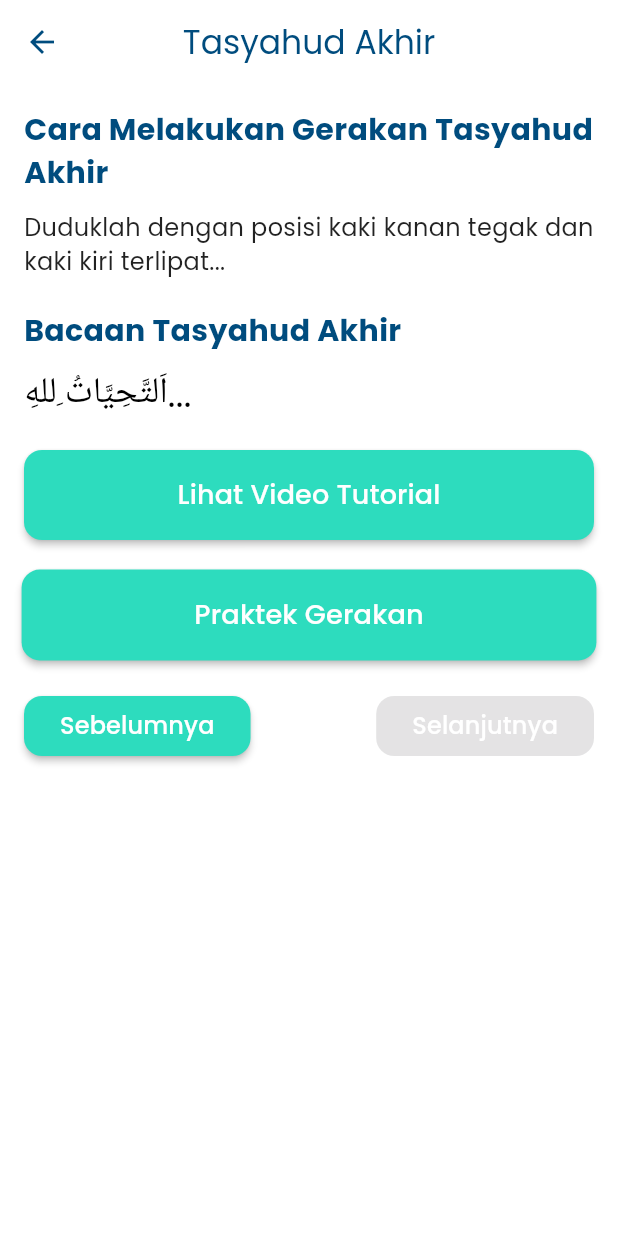
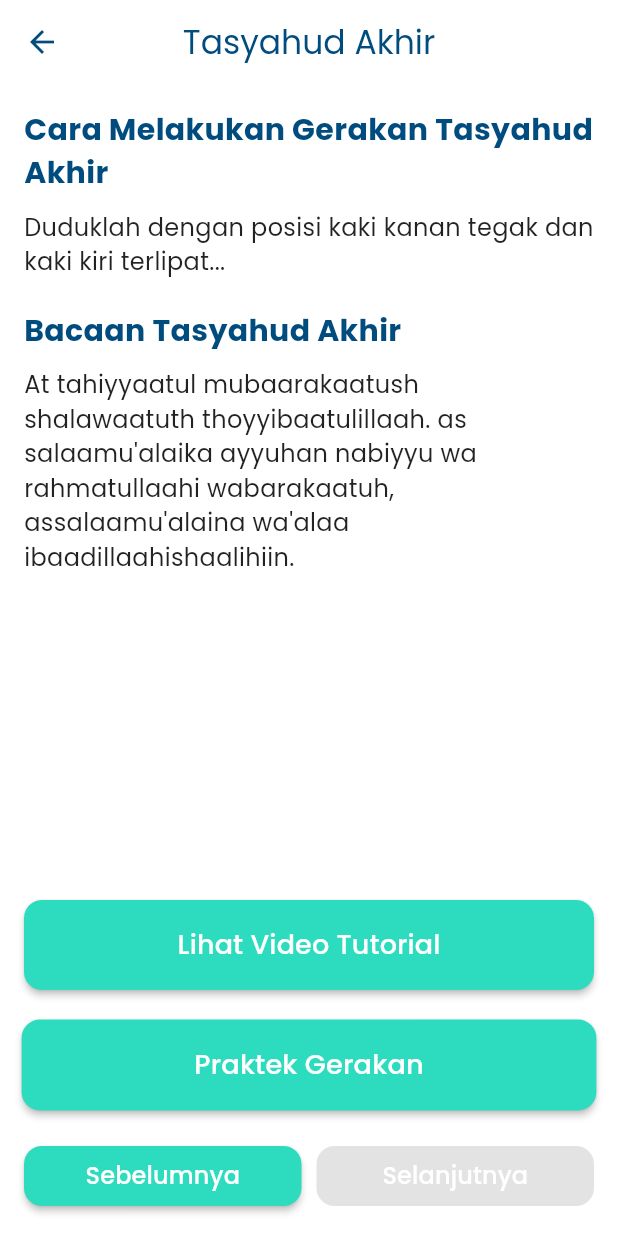
Before and after one commit to IlhamRichie/Tumanina-App, a Flutter app: the GerakanDetailScreen screen opened directly, after a tap on "Selanjutnya", on a phone screen of 412 x 824 dp. Run offline on Flutter 3.47's test engine with Material 3 defaults, Android fonts, the phone set to English and light mode, and no system bars; our stand-ins replace audioplayers, camera, dio, flutter_compass, geolocator, google_fonts and 3 more; accounts and stored records are empty.

Commit message:
Icon Change

```diff
--- a/lib/screens/fitur_sholat/gerakan_sholat/components/instruction_popup.dart
+++ b/lib/screens/fitur_sholat/gerakan_sholat/components/instruction_popup.dart
@@ -5,7 +5,7 @@ class InstructionPopup extends StatelessWidget {
   const InstructionPopup({super.key});
 
   // URL tujuan
-  final String praktekUrl = 'https://f36b-2404-c0-7140-00-f8cd-45ae.ngrok-free.app';
+  final String praktekUrl = 'https://deteksi.tumanina.me';
 
   // Fungsi untuk membuka URL
   Future<void> _launchPraktekUrl(BuildContext context) async {
@@ -25,7 +25,7 @@ class InstructionPopup extends StatelessWidget {
       content: Column(
         mainAxisSize: MainAxisSize.min,
         children: [
-          Image.asset('assets/camera_setup.png'), // Gambar posisi kamera
+          Image.asset('assets\pilihGerakan\camera detect.png'), // Gambar posisi kamera
           const SizedBox(height: 10),
           const Text(
             "Posisikan kamera di samping dengan jarak yang cukup agar seluruh tubuh terlihat.",
--- a/lib/screens/fitur_sholat/gerakan_sholat/components/praktek_button.dart
+++ b/lib/screens/fitur_sholat/gerakan_sholat/components/praktek_button.dart
@@ -5,7 +5,7 @@ class PraktekButton extends StatelessWidget {
   const PraktekButton({super.key});
 
   // URL tujuan
-  final String praktekUrl = 'https://f36b-2404-c0-7140-00-f8cd-45ae.ngrok-free.app';
+  final String praktekUrl = 'https://deteksi.tumanina.me';
 
   // Fungsi untuk meluncurkan URL
   Future<void> _launchPraktekUrl() async {
--- a/lib/screens/fitur_sholat/gerakan_sholat/duduk_screen.dart
+++ b/lib/screens/fitur_sholat/gerakan_sholat/duduk_screen.dart
@@ -11,7 +11,7 @@ class DudukScreen extends StatelessWidget {
     return GerakanDetailScreen(
       title: "Duduk di Antara Dua Sujud",
       description: "Duduklah dengan posisi lutut dan ujung kaki menghadap kiblat...",
-      bacaan: "رَبِّ اغْفِرْ لِيْ",
+      bacaan: "رَبِّ اغْفِرْ لِى وَارْحَمْنِى وَاجْبُرْنِى وَارْزُقْنِى وَارْفَعْنِى\nRobbighfirlii warhamnii wajburnii warfa'nii warzuqnii wahdinii wa'aafinii wa'fu 'annii.",
       videoPath: 'assets/videos/duduk.mp4',
       previousScreen: const SujudScreen(),
       nextScreen: const TasyahudScreen(),
--- a/lib/screens/fitur_sholat/gerakan_sholat/gerakan_detail_screen.dart
+++ b/lib/screens/fitur_sholat/gerakan_sholat/gerakan_detail_screen.dart
@@ -11,14 +11,14 @@ class GerakanDetailScreen extends StatefulWidget {
   final Widget? previousScreen;
 
   const GerakanDetailScreen({
-    super.key,
+    Key? key,
     required this.title,
     required this.description,
     required this.bacaan,
     required this.videoPath,
     this.nextScreen,
     this.previousScreen,
-  });
+  }) : super(key: key);
 
   @override
   _GerakanDetailScreenState createState() => _GerakanDetailScreenState();
@@ -26,24 +26,21 @@ class GerakanDetailScreen extends StatefulWidget {
 
 class _GerakanDetailScreenState extends State<GerakanDetailScreen>
     with TickerProviderStateMixin {
-  late AnimationController _controller;
-  late Animation<double> _scaleAnimation;
+  late final AnimationController _controller;
+  late final Animation<double> _scaleAnimation;
 
   @override
   void initState() {
     super.initState();
-    // Set the AnimationController duration and vsync
     _controller = AnimationController(
       duration: const Duration(seconds: 2),
       vsync: this,
-    )..repeat(
-        reverse: true); // Repeat the animation in reverse for continuous effect
+    )..repeat(reverse: true);
 
-    // Create a Tween with a more subtle scaling range [0.95, 1.05]
     _scaleAnimation = Tween<double>(begin: 0.95, end: 1.05).animate(
       CurvedAnimation(
         parent: _controller,
-        curve: Curves.easeInOut, // Smooth animation curve
+        curve: Curves.easeInOut,
       ),
     );
   }
@@ -60,17 +57,15 @@ class _GerakanDetailScreenState extends State<GerakanDetailScreen>
       appBar: AppBar(
         title: Text(
           widget.title,
-          style: const TextStyle(
-              color: Color(0xFF004C7E)), // Corrected color syntax
+          style: const TextStyle(color: Color(0xFF004C7E)),
         ),
         leading: IconButton(
-          icon: const Icon(Icons.arrow_back,
-              color: Color(0xFF004C7E)), // Corrected color syntax
+          icon: const Icon(Icons.arrow_back, color: Color(0xFF004C7E)),
           onPressed: () {
             Navigator.pushAndRemoveUntil(
               context,
               MaterialPageRoute(builder: (context) => const SholatScreen()),
-              (Route<dynamic> route) => false,
+              (route) => false,
             );
           },
         ),
@@ -79,9 +74,9 @@ class _GerakanDetailScreenState extends State<GerakanDetailScreen>
         centerTitle: true,
       ),
       body: Container(
-        decoration: BoxDecoration(
+        decoration: const BoxDecoration(
           gradient: LinearGradient(
-            colors: [Colors.white, const Color.fromARGB(255, 255, 255, 255)],
+            colors: [Colors.white, Color(0xFFFFFFFF)],
             begin: Alignment.topCenter,
             end: Alignment.bottomCenter,
           ),
@@ -90,46 +85,52 @@ class _GerakanDetailScreenState extends State<GerakanDetailScreen>
         child: Column(
           crossAxisAlignment: CrossAxisAlignment.start,
           children: [
-            Text(
-              "Cara Melakukan Gerakan ${widget.title}",
+            _buildSectionTitle("Cara Melakukan Gerakan ${widget.title}"),
+            const SizedBox(height: 10),
+            _buildSectionContent(widget.description),
+            const SizedBox(height: 20),
+            _buildSectionTitle("Bacaan ${widget.title}"),
+            const SizedBox(height: 10),
+            _buildSectionContent(widget.bacaan),
+            const Spacer(),
+            _buildBottomButtons(context),
+          ],
+        ),
+      ),
+    );
+  }
+
+  Widget _buildSectionTitle(String title) {
+    return Text(
+      title,
       style: const TextStyle(
         fontSize: 20,
         fontWeight: FontWeight.bold,
-                color: Color(0xFF004C7E), // Corrected color syntax
+        color: Color(0xFF004C7E),
       ),
-            ),
-            const SizedBox(height: 10),
-            Text(
-              widget.description,
+    );
+  }
+
+  Widget _buildSectionContent(String content) {
+    return Text(
+      content,
       style: const TextStyle(
         fontSize: 16,
         color: Colors.black87,
       ),
-            ),
-            const SizedBox(height: 20),
-            Text(
-              "Bacaan ${widget.title}",
-              style: const TextStyle(
-                fontSize: 20,
-                fontWeight: FontWeight.bold,
-                color: Color(0xFF004C7E), // Corrected color syntax
-              ),
-            ),
-            const SizedBox(height: 10),
-            Text(
-              widget.bacaan,
-              style: const TextStyle(
-                fontSize: 24,
-                color: Colors.black,
-              ),
-            ),
-            const SizedBox(height: 20),
+    );
+  }
+
+  Widget _buildBottomButtons(BuildContext context) {
+    return Column(
+      crossAxisAlignment: CrossAxisAlignment.stretch,
+      children: [
         ElevatedButton(
           onPressed: () {
             // Logika untuk menampilkan video tutorial
           },
           style: ElevatedButton.styleFrom(
-                backgroundColor: const Color(0xFF2DDCBE), // Correct color
+            backgroundColor: const Color(0xFF2DDCBE),
             minimumSize: const Size.fromHeight(60),
             shape: RoundedRectangleBorder(
               borderRadius: BorderRadius.circular(12),
@@ -138,10 +139,7 @@ class _GerakanDetailScreenState extends State<GerakanDetailScreen>
           ),
           child: const Text(
             "Lihat Video Tutorial",
-                style: TextStyle(
-                  fontSize: 18,
-                  color: Colors.white,
-                ),
+            style: TextStyle(fontSize: 18, color: Colors.white),
           ),
         ),
         const SizedBox(height: 20),
@@ -154,12 +152,11 @@ class _GerakanDetailScreenState extends State<GerakanDetailScreen>
                 onPressed: () {
                   showDialog(
                     context: context,
-                        builder: (BuildContext context) =>
-                            const InstructionPopup(),
+                    builder: (context) => const InstructionPopup(),
                   );
                 },
                 style: ElevatedButton.styleFrom(
-                      backgroundColor: const Color(0xFF2DDCBE), // Correct color
+                  backgroundColor: const Color(0xFF2DDCBE),
                   minimumSize: const Size.fromHeight(60),
                   shape: RoundedRectangleBorder(
                     borderRadius: BorderRadius.circular(12),
@@ -168,10 +165,7 @@ class _GerakanDetailScreenState extends State<GerakanDetailScreen>
                 ),
                 child: const Text(
                   "Praktek Gerakan",
-                      style: TextStyle(
-                        fontSize: 18,
-                        color: Colors.white,
-                      ),
+                  style: TextStyle(fontSize: 18, color: Colors.white),
                 ),
               ),
             );
@@ -181,7 +175,8 @@ class _GerakanDetailScreenState extends State<GerakanDetailScreen>
         Row(
           mainAxisAlignment: MainAxisAlignment.spaceBetween,
           children: [
-                ElevatedButton(
+            Expanded(
+              child: ElevatedButton(
                 onPressed: widget.previousScreen != null
                     ? () {
                         Navigator.push(
@@ -192,7 +187,7 @@ class _GerakanDetailScreenState extends State<GerakanDetailScreen>
                       }
                     : null,
                 style: ElevatedButton.styleFrom(
-                    backgroundColor: const Color(0xFF2DDCBE), // Correct color
+                  backgroundColor: const Color(0xFF2DDCBE),
                   shape: RoundedRectangleBorder(
                     borderRadius: BorderRadius.circular(12),
                   ),
@@ -200,13 +195,13 @@ class _GerakanDetailScreenState extends State<GerakanDetailScreen>
                 ),
                 child: const Text(
                   "Sebelumnya",
-                    style: TextStyle(
-                      fontSize: 16,
-                      color: Colors.white,
+                  style: TextStyle(fontSize: 16, color: Colors.white),
                 ),
               ),
             ),
-                ElevatedButton(
+            const SizedBox(width: 10),
+            Expanded(
+              child: ElevatedButton(
                 onPressed: widget.nextScreen != null
                     ? () {
                         Navigator.push(
@@ -217,7 +212,7 @@ class _GerakanDetailScreenState extends State<GerakanDetailScreen>
                       }
                     : null,
                 style: ElevatedButton.styleFrom(
-                    backgroundColor: const Color(0xFF2DDCBE), // Correct color
+                  backgroundColor: const Color(0xFF2DDCBE),
                   shape: RoundedRectangleBorder(
                     borderRadius: BorderRadius.circular(12),
                   ),
@@ -225,17 +220,13 @@ class _GerakanDetailScreenState extends State<GerakanDetailScreen>
                 ),
                 child: const Text(
                   "Selanjutnya",
-                    style: TextStyle(
-                      fontSize: 16,
-                      color: Colors.white,
+                  style: TextStyle(fontSize: 16, color: Colors.white),
                 ),
               ),
             ),
           ],
         ),
       ],
-        ),
-      ),
     );
   }
 }
--- a/lib/screens/fitur_sholat/gerakan_sholat/itidal_screen.dart
+++ b/lib/screens/fitur_sholat/gerakan_sholat/itidal_screen.dart
@@ -11,7 +11,7 @@ class ItidalScreen extends StatelessWidget {
     return GerakanDetailScreen(
       title: "I'tidal",
       description: "Bangkit dari ruku' dengan mengucapkan...",
-      bacaan: "رَبَّنَا لَكَ الْحَمْدُ",
+      bacaan: "سَمِعَ اللهُ لِمَنْ حَمِدَهُ\nSami'allahu liman hamidah",
       videoPath: 'assets/videos/itidal.mp4',
       previousScreen: const RukuScreen(),
       nextScreen: const SujudScreen(),
--- a/lib/screens/fitur_sholat/gerakan_sholat/ruku_screen.dart
+++ b/lib/screens/fitur_sholat/gerakan_sholat/ruku_screen.dart
@@ -11,7 +11,7 @@ class RukuScreen extends StatelessWidget {
     return GerakanDetailScreen(
       title: "Ruku'",
       description: "Bungkukkan badan dengan posisi tangan di lutut...",
-      bacaan: "سُبْحَانَ رَبِّيَ الْعَظِيْمِ",
+      bacaan: "سُبْحَانَ رَبِّيَ الْعَظِيْمِ وَبِحَمْدِهِ\nSubhaana robbiyal 'adziimi wabihamdih (sebanyak 3 kali.)",
       videoPath: 'assets/videos/ruku.mp4',
       previousScreen: const TakbirScreen(),
       nextScreen: const ItidalScreen(),
--- a/lib/screens/fitur_sholat/gerakan_sholat/sujud_screen.dart
+++ b/lib/screens/fitur_sholat/gerakan_sholat/sujud_screen.dart
@@ -11,7 +11,7 @@ class SujudScreen extends StatelessWidget {
     return GerakanDetailScreen(
       title: "Sujud",
       description: "Letakkan tangan, lutut, dan ujung kaki di lantai...",
-      bacaan: "سُبْحَانَ رَبِّيَ الْأَعْلَى",
+      bacaan: "سُبْحَانَ رَبِّىَ الْأَعْلَى وَبِحَمْدِهِ\nSubhaana robbiyal a'la wabihamdih (3x)",
       videoPath: 'assets/videos/sujud.mp4',
       previousScreen: const ItidalScreen(),
       nextScreen: const DudukScreen(),
--- a/lib/screens/fitur_sholat/gerakan_sholat/tasyahud_screen.dart
+++ b/lib/screens/fitur_sholat/gerakan_sholat/tasyahud_screen.dart
@@ -10,7 +10,7 @@ class TasyahudScreen extends StatelessWidget {
     return GerakanDetailScreen(
       title: "Tasyahud Akhir",
       description: "Duduklah dengan posisi kaki kanan tegak dan kaki kiri terlipat...",
-      bacaan: "اَلتَّحِيَّاتُ ِللهِ...",
+      bacaan: "At tahiyyaatul mubaarakaatush shalawaatuth thoyyibaatulillaah. as salaamu'alaika ayyuhan nabiyyu wa rahmatullaahi wabarakaatuh, assalaamu'alaina wa'alaa ibaadillaahishaalihiin.",
       videoPath: 'assets/videos/tasyahud.mp4',
       previousScreen: const DudukScreen(),
       nextScreen: null, // Tidak ada gerakan setelah Tasyahud Akhir
--- a/lib/screens/home_screen.dart
+++ b/lib/screens/home_screen.dart
@@ -7,7 +7,6 @@ import 'package:http/http.dart' as http;
 import 'dart:convert';
 import 'package:intl/intl.dart';
 import 'package:shared_preferences/shared_preferences.dart';
-import 'package:url_launcher/url_launcher.dart';
 import 'artikel/artikel_screen.dart';
 import 'pantau_sholat_screen.dart';
 import 'fitur_alquran/surat_detail_screen.dart';
@@ -15,7 +14,6 @@ import 'waktu_sholat_screen.dart';
 import 'chat_screen.dart';
 import 'tasbih_screen.dart';
 import 'fitur_alquran/ayat_al_quran_screen.dart';
-import 'fitur_login/login_screen.dart';
 import 'profil/profile_screen.dart';
 import 'fitur_doa/doa_screen.dart';
 
--- a/lib/screens/pantau_sholat_screen.dart
+++ b/lib/screens/pantau_sholat_screen.dart
@@ -2,7 +2,6 @@ import 'package:flutter/material.dart';
 import 'package:google_fonts/google_fonts.dart';
 import 'package:shared_preferences/shared_preferences.dart';
 import 'package:syncfusion_flutter_charts/charts.dart';
-import 'package:adhan/adhan.dart';
 import 'dart:convert';
 
 class PantauSholatScreen extends StatefulWidget {
--- a/lib/screens/profil/profile_screen.dart
+++ b/lib/screens/profil/profile_screen.dart
@@ -1,8 +1,6 @@
-import 'dart:io';
 import 'package:flutter/material.dart';
 import 'package:google_fonts/google_fonts.dart';
 import 'package:shared_preferences/shared_preferences.dart';
-import '../../services/api_service.dart';
 import '../artikel/artikel_screen.dart';
 import '../home_screen.dart';
 import '../fitur_login/login_screen.dart';
--- a/lib/services/api_service.dart
+++ b/lib/services/api_service.dart
@@ -14,7 +14,7 @@ class ApiService {
 
   // URL dan Key API Groq
   final String groqApiKey =
-      'yourapikey'; // Ganti dengan API Key Anda
+      'apikey'; // Ganti dengan API Key Anda
   final String groqBaseUrl = 'https://api.groq.com/openai/v1';
   final String groqModel = 'llama3-groq-8b-8192-tool-use-preview';
 
```
Also changed, not shown: lib/screens/profil/edit_profile_screen.dart (+68 -10 lines), lib/screens/profil/feedback_form.dart (+28 -16 lines), pubspec.yaml (+4 -4 lines), assets/logo/icon.png (added), assets/logo/iconsplash.png (added), assets/pilihGerakan/camera detect.png (added), pubspec.lock, 10 other files. Lines whose indentation alone changed are shown as unchanged.
